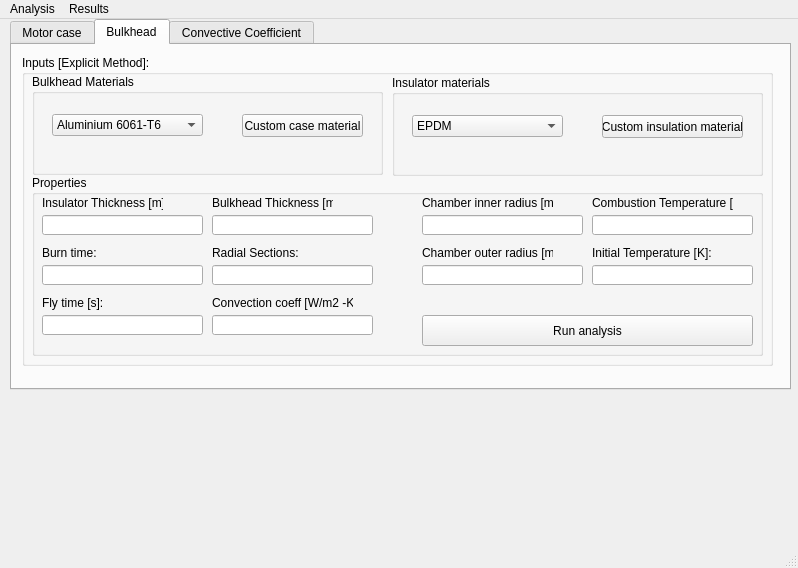
Before: the Qt Designer form gui.ui in Andres2704/rocketthermalanalysis, drawn with Qt 5.
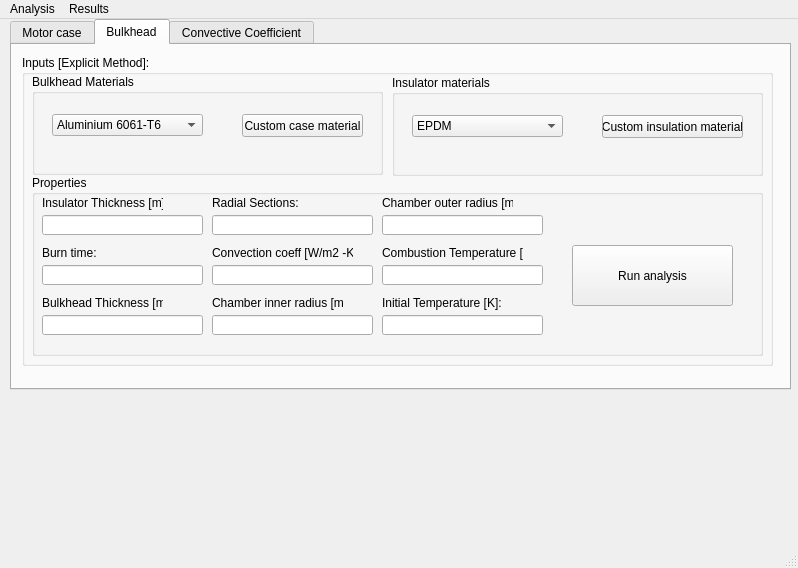
After: the same form once the commit is applied. The open tabs and pages were chosen to show the change. Icons and pictures are not drawn.

Diff of the .ui file:
```diff
--- a/gui.ui
+++ b/gui.ui
@@ -648,8 +648,8 @@
        <widget class="QLabel" name="label_30">
         <property name="geometry">
          <rect>
-          <x>180</x>
-          <y>20</y>
+          <x>10</x>
+          <y>120</y>
           <width>121</width>
           <height>16</height>
          </rect>
@@ -661,8 +661,8 @@
        <widget class="QLineEdit" name="z">
         <property name="geometry">
          <rect>
-          <x>180</x>
-          <y>40</y>
+          <x>10</x>
+          <y>140</y>
           <width>161</width>
           <height>20</height>
          </rect>
@@ -671,8 +671,8 @@
        <widget class="QLabel" name="radius_inner">
         <property name="geometry">
          <rect>
-          <x>390</x>
-          <y>20</y>
+          <x>180</x>
+          <y>120</y>
           <width>131</width>
           <height>16</height>
          </rect>
@@ -684,8 +684,8 @@
        <widget class="QLineEdit" name="ri_4">
         <property name="geometry">
          <rect>
-          <x>390</x>
-          <y>40</y>
+          <x>180</x>
+          <y>140</y>
           <width>161</width>
           <height>20</height>
          </rect>
@@ -698,7 +698,7 @@
         <property name="geometry">
          <rect>
           <x>180</x>
-          <y>70</y>
+          <y>20</y>
           <width>121</width>
           <height>16</height>
          </rect>
@@ -711,7 +711,7 @@
         <property name="geometry">
          <rect>
           <x>180</x>
-          <y>90</y>
+          <y>40</y>
           <width>161</width>
           <height>20</height>
          </rect>
@@ -721,7 +721,7 @@
         <property name="geometry">
          <rect>
           <x>180</x>
-          <y>140</y>
+          <y>90</y>
           <width>161</width>
           <height>20</height>
          </rect>
@@ -731,7 +731,7 @@
         <property name="geometry">
          <rect>
           <x>180</x>
-          <y>120</y>
+          <y>70</y>
           <width>141</width>
           <height>16</height>
          </rect>
@@ -743,8 +743,8 @@
        <widget class="QLabel" name="label_34">
         <property name="geometry">
          <rect>
-          <x>560</x>
-          <y>70</y>
+          <x>350</x>
+          <y>120</y>
           <width>141</width>
           <height>16</height>
          </rect>
@@ -756,8 +756,8 @@
        <widget class="QLineEdit" name="Ta_3">
         <property name="geometry">
          <rect>
-          <x>560</x>
-          <y>90</y>
+          <x>350</x>
+          <y>140</y>
           <width>161</width>
           <height>20</height>
          </rect>
@@ -766,8 +766,8 @@
        <widget class="QLabel" name="label_35">
         <property name="geometry">
          <rect>
-          <x>560</x>
-          <y>20</y>
+          <x>350</x>
+          <y>70</y>
           <width>141</width>
           <height>16</height>
          </rect>
@@ -779,8 +779,8 @@
        <widget class="QLineEdit" name="Tc_3">
         <property name="geometry">
          <rect>
-          <x>560</x>
-          <y>40</y>
+          <x>350</x>
+          <y>90</y>
           <width>161</width>
           <height>20</height>
          </rect>
@@ -812,8 +812,8 @@
        <widget class="QLineEdit" name="radius_outer">
         <property name="geometry">
          <rect>
-          <x>390</x>
-          <y>90</y>
+          <x>350</x>
+          <y>40</y>
           <width>161</width>
           <height>20</height>
          </rect>
@@ -822,8 +822,8 @@
        <widget class="QLabel" name="r_outer">
         <property name="geometry">
          <rect>
-          <x>390</x>
-          <y>70</y>
+          <x>350</x>
+          <y>20</y>
           <width>131</width>
           <height>16</height>
          </rect>
@@ -832,36 +832,13 @@
          <string>Chamber outer radius [m]:</string>
         </property>
        </widget>
-       <widget class="QLineEdit" name="t_total_bulkhead">
-        <property name="geometry">
-         <rect>
-          <x>10</x>
-          <y>140</y>
-          <width>161</width>
-          <height>20</height>
-         </rect>
-        </property>
-       </widget>
-       <widget class="QLabel" name="label_47">
-        <property name="geometry">
-         <rect>
-          <x>10</x>
-          <y>120</y>
-          <width>141</width>
-          <height>16</height>
-         </rect>
-        </property>
-        <property name="text">
-         <string>Fly time [s]:</string>
-        </property>
-       </widget>
        <widget class="QPushButton" name="run_bulk">
         <property name="geometry">
          <rect>
-          <x>390</x>
-          <y>140</y>
-          <width>331</width>
-          <height>31</height>
+          <x>540</x>
+          <y>70</y>
+          <width>161</width>
+          <height>61</height>
          </rect>
         </property>
         <property name="text">
```
Left out of the diff: 59 changed lines with no effect on the pictures.
